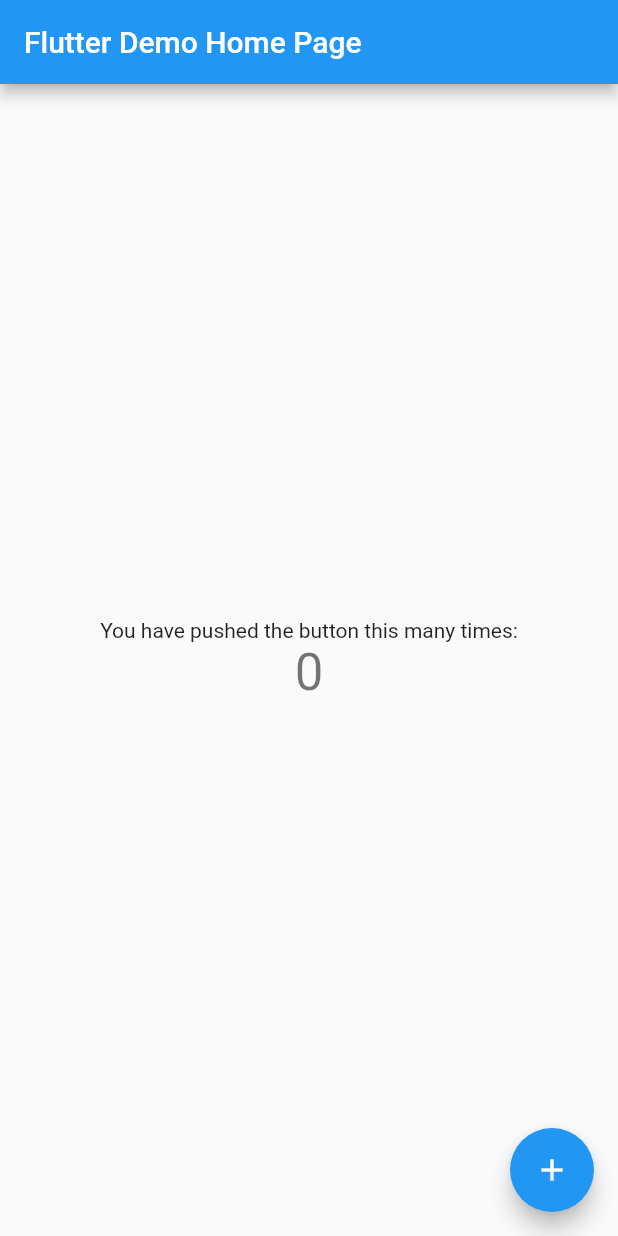
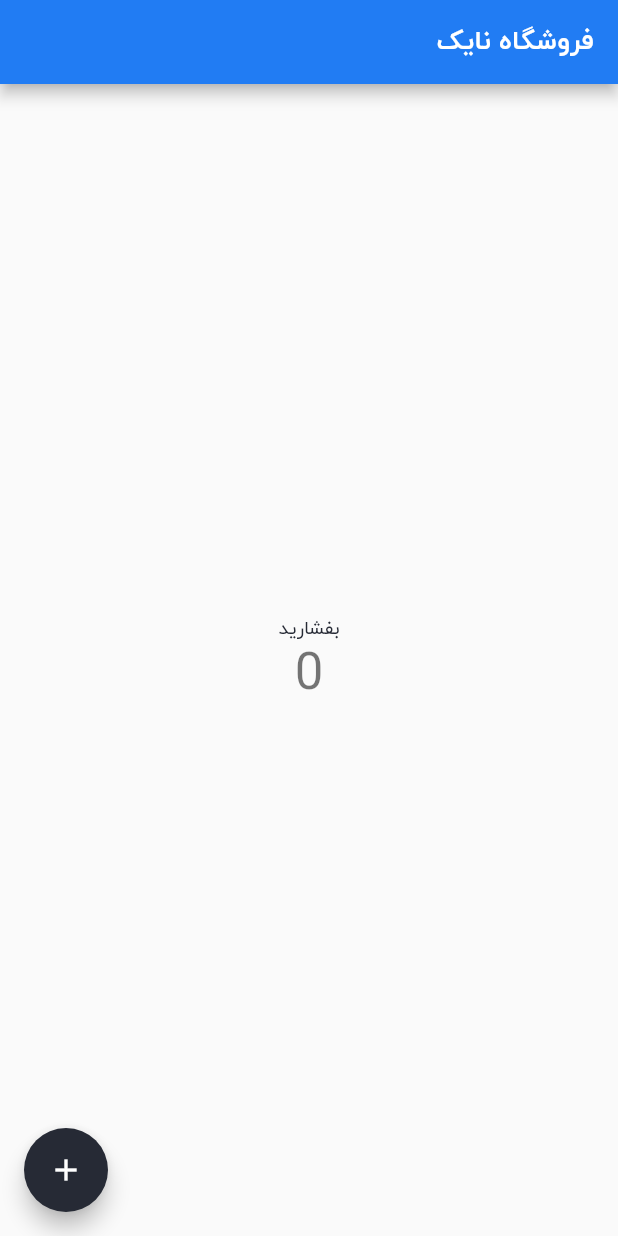
Before and after one commit to Diyary27/nike_ecommerce_app, a Flutter app: the screen it shows after launch, on a phone screen of 412 x 824 dp. Run offline on Flutter 3.47's test engine with Material 2 defaults, Android fonts, the phone set to English and light mode, and no system bars.

Commit message:
initial theme implementation

```diff
--- a/lib/main.dart
+++ b/lib/main.dart
@@ -1,4 +1,5 @@
 import 'package:flutter/material.dart';
+import 'package:nike_ecommerce_app/theme.dart';
 
 void main() {
   runApp(const MyApp());
@@ -10,21 +11,29 @@
   // This widget is the root of your application.
   @override
   Widget build(BuildContext context) {
+    const defaultTextStyle = TextStyle(
+      fontFamily: 'IranYekan',
+      color: LightThemeColors.primaryTextColor,
+    );
     return MaterialApp(
       title: 'Flutter Demo',
       theme: ThemeData(
-        // This is the theme of your application.
-        //
-        // Try running your application with "flutter run". You'll see the
-        // application has a blue toolbar. Then, without quitting the app, try
-        // changing the primarySwatch below to Colors.green and then invoke
-        // "hot reload" (press "r" in the console where you ran "flutter run",
-        // or simply save your changes to "hot reload" in a Flutter IDE).
-        // Notice that the counter didn't reset back to zero; the application
-        // is not restarted.
-        primarySwatch: Colors.blue,
+        textTheme: TextTheme(
+          bodyMedium: defaultTextStyle,
+          bodySmall: defaultTextStyle.apply(
+              color: LightThemeColors.secondaryTextColor),
+          titleLarge: defaultTextStyle.copyWith(fontWeight: FontWeight.bold),
+        ),
+        colorScheme: ColorScheme.light(
+          primary: LightThemeColors.primaryColor,
+          secondary: LightThemeColors.secondaryColor,
+          onSecondary: Colors.white,
+        ),
       ),
-      home: const MyHomePage(title: 'Flutter Demo Home Page'),
+      home: Directionality(
+        textDirection: TextDirection.rtl,
+        child: const MyHomePage(title: 'فروشگاه نایک'),
+      ),
     );
   }
 }
@@ -96,7 +105,7 @@
           mainAxisAlignment: MainAxisAlignment.center,
           children: <Widget>[
             const Text(
-              'You have pushed the button this many times:',
+              'بفشارید',
             ),
             Text(
               '$_counter',
--- /dev/null
+++ b/lib/theme.dart
@@ -0,0 +1,8 @@
+import 'package:flutter/material.dart';
+
+class LightThemeColors {
+  static const primaryColor = Color(0xff217cf3);
+  static const secondaryColor = Color(0xff262a35);
+  static const primaryTextColor = Color(0xff262a35);
+  static const secondaryTextColor = Color(0xffb3b6be);
+}
```
Also changed, not shown: pubspec.yaml (+6 -6 lines), assets/fonts/bold.ttf (added), assets/fonts/regular.ttf (added).
